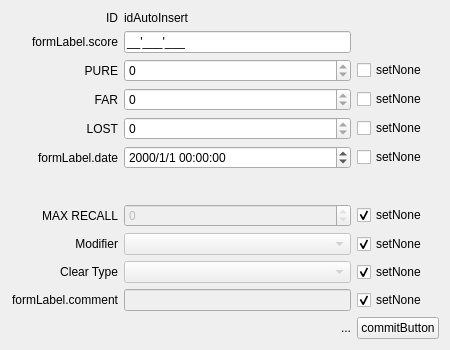
Before: the Qt Designer form ui/designer/components/scoreEditor.ui in ArcaeaOffline/client-pyside6, drawn with Qt 5.
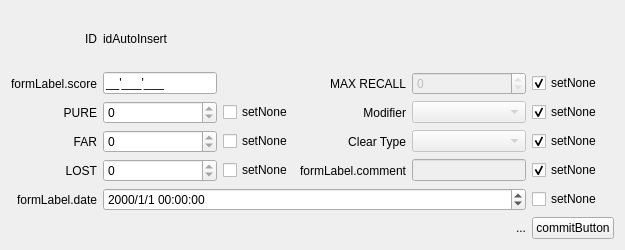
After: the same form once the commit is applied. Custom widgets are drawn as their Qt base class.

Commit message: chore: `ScoreEditor` layout

```diff
--- a/ui/designer/components/scoreEditor.ui
+++ b/ui/designer/components/scoreEditor.ui
@@ -6,22 +6,15 @@
    <rect>
     <x>0</x>
     <y>0</y>
-    <width>450</width>
-    <height>350</height>
+    <width>625</width>
+    <height>250</height>
    </rect>
   </property>
   <property name="windowTitle">
    <string notr="true">ScoreEditor</string>
   </property>
   <layout class="QGridLayout" name="gridLayout">
-   <item row="2" column="2">
-    <widget class="QCheckBox" name="pureNoneCheckBox">
-     <property name="text">
-      <string>setNone</string>
-     </property>
-    </widget>
-   </item>
-   <item row="9" column="0">
+   <item row="2" column="3">
     <widget class="QLabel" name="label_7">
      <property name="text">
       <string notr="true">Modifier</string>
@@ -31,6 +24,64 @@
      </property>
     </widget>
    </item>
+   <item row="3" column="4">
+    <widget class="QComboBox" name="clearTypeComboBox">
+     <property name="enabled">
+      <bool>false</bool>
+     </property>
+     <property name="minimumSize">
+      <size>
+       <width>100</width>
+       <height>0</height>
+      </size>
+     </property>
+    </widget>
+   </item>
+   <item row="0" column="1">
+    <widget class="QLabel" name="idLabel">
+     <property name="text">
+      <string>idAutoInsert</string>
+     </property>
+    </widget>
+   </item>
+   <item row="4" column="2">
+    <widget class="QCheckBox" name="lostNoneCheckBox">
+     <property name="text">
+      <string>setNone</string>
+     </property>
+    </widget>
+   </item>
+   <item row="1" column="1">
+    <widget class="FocusSelectAllLineEdit" name="scoreLineEdit">
+     <property name="inputMask">
+      <string notr="true">B9'999'999;_</string>
+     </property>
+    </widget>
+   </item>
+   <item row="4" column="3">
+    <widget class="QLabel" name="label_9">
+     <property name="text">
+      <string>formLabel.comment</string>
+     </property>
+     <property name="alignment">
+      <set>Qt::AlignRight|Qt::AlignTrailing|Qt::AlignVCenter</set>
+     </property>
+    </widget>
+   </item>
+   <item row="3" column="2">
+    <widget class="QCheckBox" name="farNoneCheckBox">
+     <property name="text">
+      <string>setNone</string>
+     </property>
+    </widget>
+   </item>
+   <item row="4" column="4">
+    <widget class="QLineEdit" name="commentLineEdit">
+     <property name="enabled">
+      <bool>false</bool>
+     </property>
+    </widget>
+   </item>
    <item row="2" column="1">
     <widget class="QSpinBox" name="pureSpinBox">
      <property name="minimumSize">
@@ -44,26 +95,39 @@
      </property>
     </widget>
    </item>
-   <item row="10" column="2">
-    <widget class="QCheckBox" name="clearTypeNoneCheckBox">
+   <item row="5" column="0">
+    <widget class="QLabel" name="label_5">
      <property name="text">
-      <string>setNone</string>
+      <string>formLabel.date</string>
      </property>
-     <property name="checked">
-      <bool>true</bool>
+     <property name="alignment">
+      <set>Qt::AlignRight|Qt::AlignTrailing|Qt::AlignVCenter</set>
      </property>
     </widget>
    </item>
-   <item row="2" column="0">
-    <widget class="QLabel" name="label_2">
+   <item row="3" column="3">
+    <widget class="QLabel" name="label_8">
      <property name="text">
-      <string notr="true">PURE</string>
+      <string notr="true">Clear Type</string>
      </property>
      <property name="alignment">
       <set>Qt::AlignRight|Qt::AlignTrailing|Qt::AlignVCenter</set>
      </property>
     </widget>
    </item>
+   <item row="3" column="1">
+    <widget class="QSpinBox" name="farSpinBox">
+     <property name="minimumSize">
+      <size>
+       <width>100</width>
+       <height>0</height>
+      </size>
+     </property>
+     <property name="maximum">
+      <number>0</number>
+     </property>
+    </widget>
+   </item>
    <item row="4" column="0">
     <widget class="QLabel" name="label_4">
      <property name="text">
@@ -74,59 +138,67 @@
      </property>
     </widget>
    </item>
-   <item row="5" column="2">
-    <widget class="QCheckBox" name="dateNoneCheckBox">
+   <item row="2" column="0">
+    <widget class="QLabel" name="label_2">
      <property name="text">
-      <string>setNone</string>
+      <string notr="true">PURE</string>
      </property>
+     <property name="alignment">
+      <set>Qt::AlignRight|Qt::AlignTrailing|Qt::AlignVCenter</set>
+     </property>
     </widget>
    </item>
-   <item row="6" column="1">
-    <spacer name="verticalSpacer">
-     <property name="orientation">
-      <enum>Qt::Vertical</enum>
-     </property>
-     <property name="sizeHint" stdset="0">
-      <size>
-       <width>20</width>
-       <height>40</height>
-      </size>
-     </property>
-    </spacer>
-   </item>
-   <item row="12" column="1">
-    <widget class="QLabel" name="validateLabel">
-     <property name="sizePolicy">
-      <sizepolicy hsizetype="Expanding" vsizetype="Preferred">
-       <horstretch>0</horstretch>
-       <verstretch>0</verstretch>
-      </sizepolicy>
-     </property>
+   <item row="1" column="3">
+    <widget class="QLabel" name="label_6">
      <property name="text">
-      <string notr="true">...</string>
+      <string notr="true">MAX RECALL</string>
      </property>
      <property name="alignment">
       <set>Qt::AlignRight|Qt::AlignTrailing|Qt::AlignVCenter</set>
      </property>
     </widget>
    </item>
-   <item row="10" column="1">
-    <widget class="QComboBox" name="clearTypeComboBox">
-     <property name="enabled">
-      <bool>false</bool>
-     </property>
+   <item row="4" column="1">
+    <widget class="QSpinBox" name="lostSpinBox">
      <property name="minimumSize">
       <size>
        <width>100</width>
        <height>0</height>
       </size>
      </property>
+     <property name="maximum">
+      <number>0</number>
+     </property>
     </widget>
    </item>
-   <item row="10" column="0">
-    <widget class="QLabel" name="label_8">
+   <item row="2" column="2">
+    <widget class="QCheckBox" name="pureNoneCheckBox">
      <property name="text">
-      <string notr="true">Clear Type</string>
+      <string>setNone</string>
+     </property>
+    </widget>
+   </item>
+   <item row="0" column="0">
+    <widget class="QLabel" name="label_10">
+     <property name="text">
+      <string>ID</string>
+     </property>
+     <property name="alignment">
+      <set>Qt::AlignRight|Qt::AlignTrailing|Qt::AlignVCenter</set>
+     </property>
+    </widget>
+   </item>
+   <item row="2" column="4">
+    <widget class="QComboBox" name="modifierComboBox">
+     <property name="enabled">
+      <bool>false</bool>
+     </property>
+    </widget>
+   </item>
+   <item row="1" column="0">
+    <widget class="QLabel" name="label">
+     <property name="text">
+      <string>formLabel.score</string>
      </property>
      <property name="alignment">
       <set>Qt::AlignRight|Qt::AlignTrailing|Qt::AlignVCenter</set>
@@ -143,17 +215,7 @@
      </property>
     </widget>
    </item>
-   <item row="8" column="0">
-    <widget class="QLabel" name="label_6">
-     <property name="text">
-      <string notr="true">MAX RECALL</string>
-     </property>
-     <property name="alignment">
-      <set>Qt::AlignRight|Qt::AlignTrailing|Qt::AlignVCenter</set>
-     </property>
-    </widget>
-   </item>
-   <item row="8" column="1">
+   <item row="1" column="4">
     <widget class="QSpinBox" name="maxRecallSpinBox">
      <property name="enabled">
       <bool>false</bool>
@@ -175,14 +237,77 @@
      </property>
     </widget>
    </item>
-   <item row="9" column="1">
-    <widget class="QComboBox" name="modifierComboBox">
-     <property name="enabled">
-      <bool>false</bool>
+   <item row="1" column="5">
+    <widget class="QCheckBox" name="maxRecallNoneCheckBox">
+     <property name="text">
+      <string>setNone</string>
      </property>
+     <property name="checked">
+      <bool>true</bool>
+     </property>
     </widget>
    </item>
-   <item row="5" column="1">
+   <item row="2" column="5">
+    <widget class="QCheckBox" name="modifierNoneCheckBox">
+     <property name="text">
+      <string>setNone</string>
+     </property>
+     <property name="checked">
+      <bool>true</bool>
+     </property>
+    </widget>
+   </item>
+   <item row="3" column="5">
+    <widget class="QCheckBox" name="clearTypeNoneCheckBox">
+     <property name="text">
+      <string>setNone</string>
+     </property>
+     <property name="checked">
+      <bool>true</bool>
+     </property>
+    </widget>
+   </item>
+   <item row="4" column="5">
+    <widget class="QCheckBox" name="commentNoneCheckBox">
+     <property name="text">
+      <string>setNone</string>
+     </property>
+     <property name="checked">
+      <bool>true</bool>
+     </property>
+    </widget>
+   </item>
+   <item row="11" column="5">
+    <widget class="QPushButton" name="commitButton">
+     <property name="text">
+      <string>commitButton</string>
+     </property>
+    </widget>
+   </item>
+   <item row="11" column="0" colspan="5">
+    <widget class="QLabel" name="validateLabel">
+     <property name="sizePolicy">
+      <sizepolicy hsizetype="Expanding" vsizetype="Preferred">
+       <horstretch>0</horstretch>
+       <verstretch>0</verstretch>
+      </sizepolicy>
+     </property>
+     <property name="text">
+      <string notr="true">...</string>
+     </property>
+     <property name="alignment">
+      <set>Qt::AlignRight|Qt::AlignTrailing|Qt::AlignVCenter</set>
+     </property>
+    </widget>
+   </item>
+   <item row="5" column="5">
+    <widget class="QCheckBox" name="dateNoneCheckBox">
+     <property name="text">
+      <string>setNone</string>
+     </property>
+    </widget>
+   </item>
+   <item row="5" column="1" colspan="4">
     <widget class="QDateTimeEdit" name="dateTimeEdit">
      <property name="sizePolicy">
       <sizepolicy hsizetype="Expanding" vsizetype="Fixed">
@@ -198,144 +323,6 @@
      </property>
     </widget>
    </item>
-   <item row="4" column="1">
-    <widget class="QSpinBox" name="lostSpinBox">
-     <property name="minimumSize">
-      <size>
-       <width>100</width>
-       <height>0</height>
-      </size>
-     </property>
-     <property name="maximum">
-      <number>0</number>
-     </property>
-    </widget>
-   </item>
-   <item row="4" column="2">
-    <widget class="QCheckBox" name="lostNoneCheckBox">
-     <property name="text">
-      <string>setNone</string>
-     </property>
-    </widget>
-   </item>
-   <item row="11" column="1">
-    <widget class="QLineEdit" name="commentLineEdit">
-     <property name="enabled">
-      <bool>false</bool>
-     </property>
-    </widget>
-   </item>
-   <item row="9" column="2">
-    <widget class="QCheckBox" name="modifierNoneCheckBox">
-     <property name="text">
-      <string>setNone</string>
-     </property>
-     <property name="checked">
-      <bool>true</bool>
-     </property>
-    </widget>
-   </item>
-   <item row="11" column="2">
-    <widget class="QCheckBox" name="commentNoneCheckBox">
-     <property name="text">
-      <string>setNone</string>
-     </property>
-     <property name="checked">
-      <bool>true</bool>
-     </property>
-    </widget>
-   </item>
-   <item row="5" column="0">
-    <widget class="QLabel" name="label_5">
-     <property name="text">
-      <string>formLabel.date</string>
-     </property>
-     <property name="alignment">
-      <set>Qt::AlignRight|Qt::AlignTrailing|Qt::AlignVCenter</set>
-     </property>
-    </widget>
-   </item>
-   <item row="12" column="2">
-    <widget class="QPushButton" name="commitButton">
-     <property name="text">
-      <string>commitButton</string>
-     </property>
-    </widget>
-   </item>
-   <item row="1" column="1">
-    <widget class="FocusSelectAllLineEdit" name="scoreLineEdit">
-     <property name="inputMask">
-      <string notr="true">B9'999'999;_</string>
-     </property>
-    </widget>
-   </item>
-   <item row="8" column="2">
-    <widget class="QCheckBox" name="maxRecallNoneCheckBox">
-     <property name="text">
-      <string>setNone</string>
-     </property>
-     <property name="checked">
-      <bool>true</bool>
-     </property>
-    </widget>
-   </item>
-   <item row="3" column="1">
-    <widget class="QSpinBox" name="farSpinBox">
-     <property name="minimumSize">
-      <size>
-       <width>100</width>
-       <height>0</height>
-      </size>
-     </property>
-     <property name="maximum">
-      <number>0</number>
-     </property>
-    </widget>
-   </item>
-   <item row="11" column="0">
-    <widget class="QLabel" name="label_9">
-     <property name="text">
-      <string>formLabel.comment</string>
-     </property>
-     <property name="alignment">
-      <set>Qt::AlignRight|Qt::AlignTrailing|Qt::AlignVCenter</set>
-     </property>
-    </widget>
-   </item>
-   <item row="1" column="0">
-    <widget class="QLabel" name="label">
-     <property name="text">
-      <string>formLabel.score</string>
-     </property>
-     <property name="alignment">
-      <set>Qt::AlignRight|Qt::AlignTrailing|Qt::AlignVCenter</set>
-     </property>
-    </widget>
-   </item>
-   <item row="3" column="2">
-    <widget class="QCheckBox" name="farNoneCheckBox">
-     <property name="text">
-      <string>setNone</string>
-     </property>
-    </widget>
-   </item>
-   <item row="0" column="0">
-    <widget class="QLabel" name="label_10">
-     <property name="text">
-      <string>ID</string>
-     </property>
-     <property name="alignment">
-      <set>Qt::AlignRight|Qt::AlignTrailing|Qt::AlignVCenter</set>
-     </property>
-    </widget>
-   </item>
-   <item row="0" column="1">
-    <widget class="QLabel" name="idLabel">
-     <property name="text">
-      <string>idAutoInsert</string>
-     </property>
-    </widget>
-   </item>
   </layout>
  </widget>
  <customwidgets>
```
Left out of the diff: 20 changed lines with no effect on the pictures. The commit also changes 1 other file.
